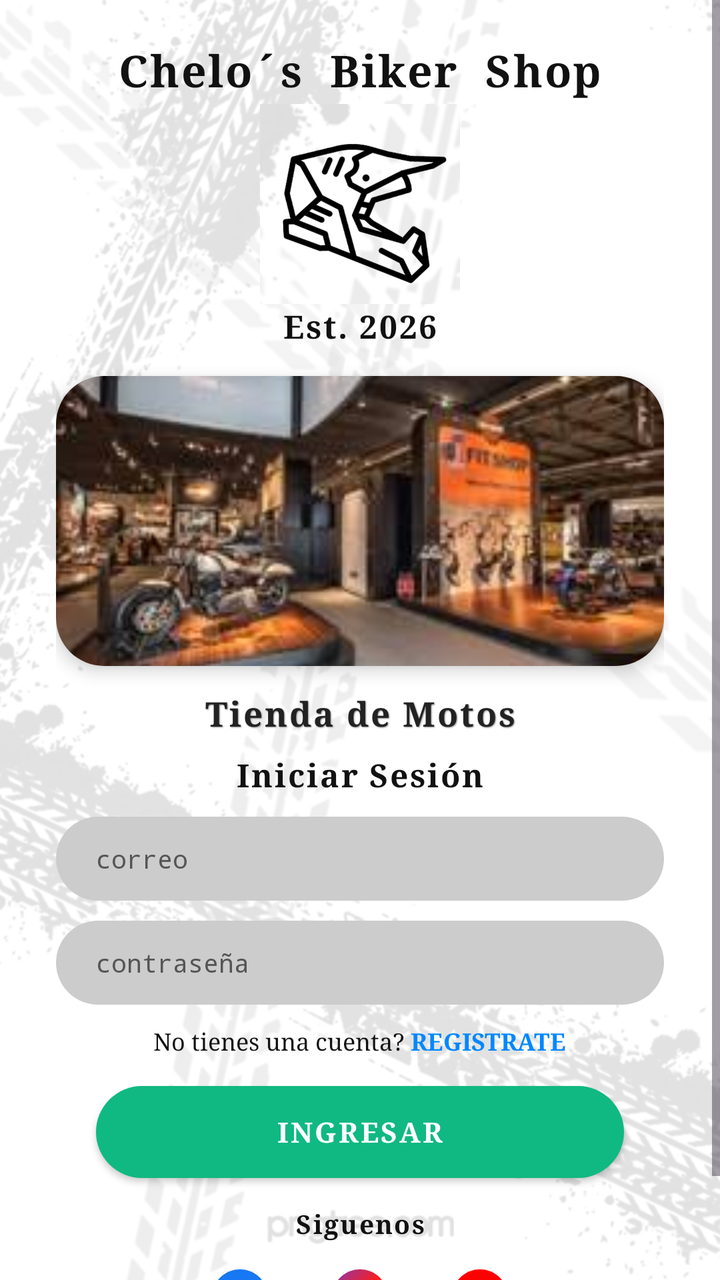
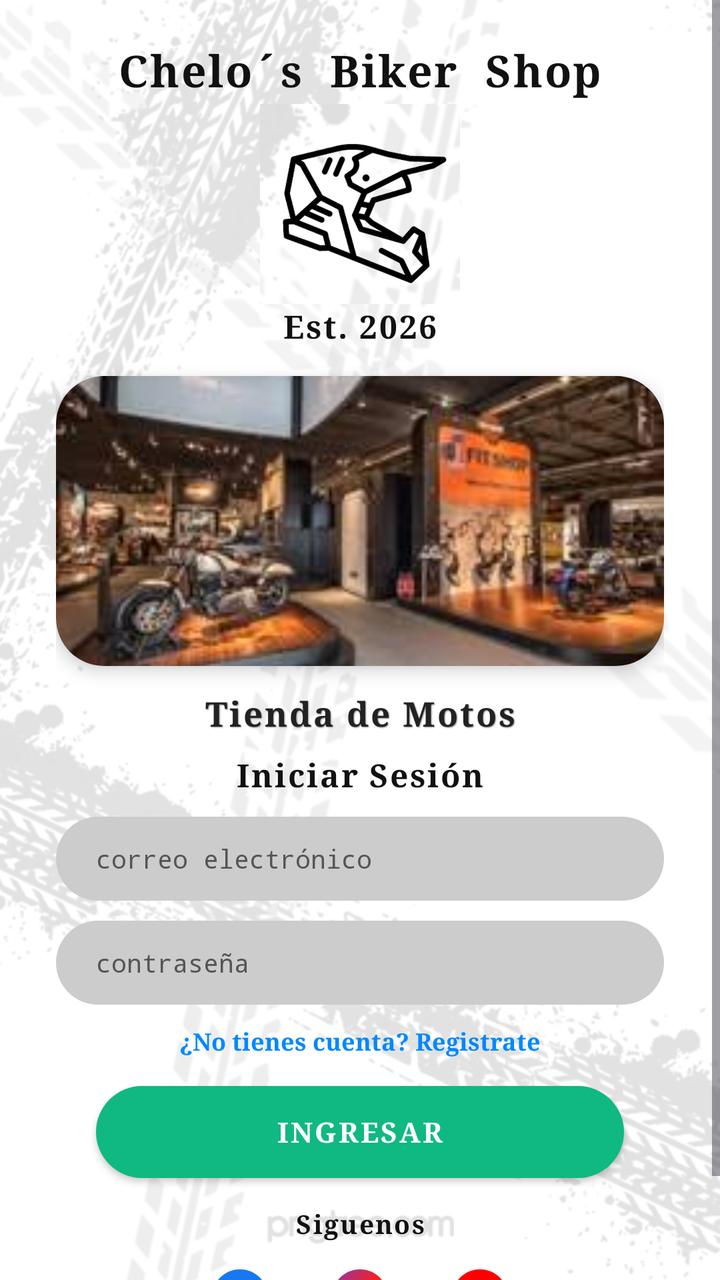

The first picture is an Android layout as it rendered before a commit; the second is the same layout after the commit. The layout source and the unified diff follow.
<!-- AndroidManifest.xml: application theme Theme.MiAPPBiker -->
<!-- res/layout/activity_main.xml -->
<?xml version="1.0" encoding="utf-8"?>
<FrameLayout xmlns:android="http://schemas.android.com/apk/res/android"
    xmlns:app="http://schemas.android.com/apk/res-auto"
    xmlns:tools="http://schemas.android.com/tools"
    android:id="@+id/main"
    android:layout_width="match_parent"
    android:layout_height="match_parent"
    android:background="@color/white"
    tools:context=".MainActivity">

    
    <ImageView
        android:id="@+id/iv_bg_watermark"
        style="@style/MarcaAguaFondo" />

    <ScrollView
        android:layout_width="match_parent"
        android:layout_height="match_parent"
        android:fillViewport="true">

        <androidx.constraintlayout.widget.ConstraintLayout
            android:layout_width="match_parent"
            android:layout_height="wrap_content"
            android:paddingHorizontal="28dp"
            android:paddingTop="20dp"
            android:paddingBottom="28dp">

            
            <LinearLayout
                android:id="@+id/ll_logo_container"
                android:layout_width="wrap_content"
                android:layout_height="wrap_content"
                android:gravity="center"
                android:orientation="vertical"
                app:layout_constraintEnd_toEndOf="parent"
                app:layout_constraintStart_toStartOf="parent"
                app:layout_constraintTop_toTopOf="parent">

                <TextView
                    android:id="@+id/tv_brand_arch"
                    style="@style/TextoTituloGrande"
                    android:layout_width="wrap_content"
                    android:layout_height="wrap_content"
                    android:text="Chelo´s  Biker  Shop" />

                <ImageView
                    android:id="@+id/iv_helmet_logo"
                    android:layout_width="100dp"
                    android:layout_height="100dp"
                    android:layout_marginTop="2dp"
                    android:adjustViewBounds="true"
                    android:contentDescription="Chelo Biker Shop Logo"
                    android:scaleType="fitCenter"
                    android:src="@drawable/ic_helmet_logo" />

                <TextView
                    android:id="@+id/tv_brand_est"
                    style="@style/TextoTituloVintage"
                    android:layout_width="wrap_content"
                    android:layout_height="wrap_content"
                    android:text="Est. 2026"
                    android:textSize="16sp" />
            </LinearLayout>

            
            <androidx.cardview.widget.CardView
                android:id="@+id/card_store_banner"
                style="@style/TarjetaElevada"
                android:layout_width="0dp"
                android:layout_height="145dp"
                android:layout_marginTop="14dp"
                app:layout_constraintEnd_toEndOf="parent"
                app:layout_constraintStart_toStartOf="parent"
                app:layout_constraintTop_toBottomOf="@id/ll_logo_container">

                <ImageView
                    android:id="@+id/iv_store_banner"
                    android:layout_width="match_parent"
                    android:layout_height="match_parent"
                    android:contentDescription="Tienda de Motos"
                    android:scaleType="centerCrop"
                    android:src="@drawable/img_store_banner" />
            </androidx.cardview.widget.CardView>

            
            <TextView
                android:id="@+id/tv_store_subtitle"
                style="@style/TextoSubtituloVintage"
                android:layout_width="wrap_content"
                android:layout_height="wrap_content"
                android:layout_marginTop="12dp"
                android:text="Tienda de Motos"
                app:layout_constraintEnd_toEndOf="parent"
                app:layout_constraintStart_toStartOf="parent"
                app:layout_constraintTop_toBottomOf="@id/card_store_banner" />

            
            <TextView
                android:id="@+id/tv_login_title"
                style="@style/TextoEncabezadoSeccion"
                android:layout_width="wrap_content"
                android:layout_height="wrap_content"
                android:layout_marginTop="8dp"
                android:text="Iniciar Sesión"
                android:textSize="16sp"
                app:layout_constraintEnd_toEndOf="parent"
                app:layout_constraintStart_toStartOf="parent"
                app:layout_constraintTop_toBottomOf="@id/tv_store_subtitle" />

            
            <EditText
                android:id="@+id/et_email"
                style="@style/CampoTextoPill"
                android:layout_width="0dp"
                android:layout_marginTop="10dp"
                android:hint="correo"
                android:inputType="textEmailAddress"
                app:layout_constraintEnd_toEndOf="parent"
                app:layout_constraintStart_toStartOf="parent"
                app:layout_constraintTop_toBottomOf="@id/tv_login_title" />

            
            <EditText
                android:id="@+id/et_password"
                style="@style/CampoTextoPill"
                android:layout_width="0dp"
                android:layout_marginTop="10dp"
                android:hint="contraseña"
                android:inputType="textPassword"
                app:layout_constraintEnd_toEndOf="parent"
                app:layout_constraintStart_toStartOf="parent"
                app:layout_constraintTop_toBottomOf="@id/et_email" />

            
            <LinearLayout
                android:id="@+id/ll_register_link"
                android:layout_width="wrap_content"
                android:layout_height="wrap_content"
                android:layout_marginTop="10dp"
                android:clickable="true"
                android:focusable="true"
                android:orientation="horizontal"
                app:layout_constraintEnd_toEndOf="parent"
                app:layout_constraintStart_toStartOf="parent"
                app:layout_constraintTop_toBottomOf="@id/et_password">

                <TextView
                    android:layout_width="wrap_content"
                    android:layout_height="wrap_content"
                    android:fontFamily="serif"
                    android:text="No tienes una cuenta? "
                    android:textColor="@color/biker_black"
                    android:textSize="12sp" />

                <TextView
                    android:id="@+id/tv_register_btn"
                    style="@style/TextoEnlaceAzul"
                    android:layout_width="wrap_content"
                    android:layout_height="wrap_content"
                    android:text="REGISTRATE" />
            </LinearLayout>

            
            <androidx.appcompat.widget.AppCompatButton
                android:id="@+id/btn_login_arrow"
                style="@style/BotonPrimarioVerde"
                android:layout_width="0dp"
                android:layout_marginTop="14dp"
                android:layout_marginHorizontal="20dp"
                android:text="INGRESAR"
                app:layout_constraintEnd_toEndOf="parent"
                app:layout_constraintStart_toStartOf="parent"
                app:layout_constraintTop_toBottomOf="@id/ll_register_link" />

            
            <TextView
                android:id="@+id/tv_siguenos"
                style="@style/TextoEncabezadoSeccion"
                android:layout_width="wrap_content"
                android:layout_height="wrap_content"
                android:layout_marginTop="14dp"
                android:text="Siguenos"
                android:textSize="13sp"
                app:layout_constraintEnd_toEndOf="parent"
                app:layout_constraintStart_toStartOf="parent"
                app:layout_constraintTop_toBottomOf="@id/btn_login_arrow" />

            
            <LinearLayout
                android:id="@+id/ll_social_icons"
                android:layout_width="wrap_content"
                android:layout_height="wrap_content"
                android:layout_marginTop="8dp"
                android:gravity="center"
                android:orientation="horizontal"
                app:layout_constraintEnd_toEndOf="parent"
                app:layout_constraintStart_toStartOf="parent"
                app:layout_constraintTop_toBottomOf="@id/tv_siguenos">

                
                <ImageView
                    android:id="@+id/btn_social_fb"
                    style="@style/BotonIconoNav"
                    android:layout_width="40dp"
                    android:layout_height="40dp"
                    android:layout_marginHorizontal="10dp"
                    android:contentDescription="Facebook"
                    android:src="@drawable/ic_social_fb" />

                
                <ImageView
                    android:id="@+id/btn_social_ig"
                    style="@style/BotonIconoNav"
                    android:layout_width="40dp"
                    android:layout_height="40dp"
                    android:layout_marginHorizontal="10dp"
                    android:contentDescription="Instagram"
                    android:src="@drawable/ic_social_ig" />

                
                <ImageView
                    android:id="@+id/btn_social_yt"
                    style="@style/BotonIconoNav"
                    android:layout_width="40dp"
                    android:layout_height="40dp"
                    android:layout_marginHorizontal="10dp"
                    android:contentDescription="YouTube"
                    android:src="@drawable/ic_social_yt" />
            </LinearLayout>

        </androidx.constraintlayout.widget.ConstraintLayout>
    </ScrollView>
</FrameLayout>
<!-- resources referenced by this layout -->
<resources>
  <color name="biker_black">#111111</color>
  <color name="white">#FFFFFFFF</color>
  <style name="BotonIconoNav">
          <item name="android:layout_width">38dp</item>
          <item name="android:layout_height">38dp</item>
          <item name="android:background">?attr/selectableItemBackgroundBorderless</item>
          <item name="android:clickable">true</item>
          <item name="android:focusable">true</item>
          <item name="android:padding">6dp</item>
              </style>
  <style name="MarcaAguaFondo">
          <item name="android:layout_width">match_parent</item>
          <item name="android:layout_height">match_parent</item>
          <item name="android:scaleType">centerCrop</item>
          <item name="android:alpha">0.12</item>
          <item name="android:src">@drawable/bg_tire_tracks</item>
          <item name="android:contentDescription">@null</item>
      </style>
  <style name="TarjetaElevada">
          <item name="cardCornerRadius">24dp</item>
          <item name="cardElevation">5dp</item>
          <item name="cardBackgroundColor">@color/white</item>
      </style>
  <style name="TextoEncabezadoSeccion">
          <item name="android:fontFamily">serif</item>
          <item name="android:textColor">@color/biker_black</item>
          <item name="android:textSize">13.5sp</item>
          <item name="android:textStyle">bold</item>
          <item name="android:letterSpacing">0.06</item>
      </style>
  <style name="TextoEnlaceAzul">
          <item name="android:fontFamily">serif</item>
          <item name="android:textColor">@color/biker_blue_link</item>
          <item name="android:textSize">12sp</item>
          <item name="android:textStyle">bold</item>
      </style>
  <style name="TextoSubtituloVintage">
          <item name="android:fontFamily">serif</item>
          <item name="android:textColor">#222222</item>
          <item name="android:textSize">17sp</item>
          <item name="android:textStyle">bold</item>
          <item name="android:letterSpacing">0.06</item>
          <item name="android:shadowColor">#888888</item>
          <item name="android:shadowDx">1</item>
          <item name="android:shadowDy">1</item>
          <item name="android:shadowRadius">1</item>
      </style>
  <style name="TextoTituloGrande" parent="TextoTituloVintage">
          <item name="android:textSize">22sp</item>
          <item name="android:letterSpacing">0.04</item>
      </style>
  <style name="TextoTituloVintage">
          <item name="android:fontFamily">serif</item>
          <item name="android:textColor">@color/biker_black</item>
          <item name="android:textSize">20sp</item>
          <item name="android:textStyle">bold</item>
          <item name="android:letterSpacing">0.06</item>
      </style>
  <style name="Theme.MiAPPBiker" parent="Base.Theme.MiAPPBiker" />
  <!-- drawable bg_green_btn (drawable) -->
  <?xml version="1.0" encoding="utf-8"?>
  <ripple xmlns:android="http://schemas.android.com/apk/res/android"
      android:color="#059669">
      <item>
          <shape android:shape="rectangle">
              <solid android:color="#10B981" />
              <corners android:radius="24dp" />
          </shape>
      </item>
  </ripple>
  <!-- drawable bg_input_pill (drawable) -->
  <?xml version="1.0" encoding="utf-8"?>
  <shape xmlns:android="http://schemas.android.com/apk/res/android"
      android:shape="rectangle">
      <solid android:color="#CCCCCC" />
      <corners android:radius="24dp" />
  </shape>
  <color name="biker_gray_hint">#555555</color>
  <color name="biker_blue_link">#0088FF</color>
  <style name="Base.Theme.MiAPPBiker" parent="Theme.Material3.DayNight.NoActionBar">
          
          
      </style>
  <!-- unchanged entries left out for length: 8 -->
</resources>

<!-- the commit's change to res/layout/activity_main.xml (unified diff, before → after) -->
@@ -113,7 +113,7 @@
                 style="@style/CampoTextoPill"
                 android:layout_width="0dp"
                 android:layout_marginTop="10dp"
-                android:hint="correo"
+                android:hint="@string/hint_email"
                 android:inputType="textEmailAddress"
                 app:layout_constraintEnd_toEndOf="parent"
                 app:layout_constraintStart_toStartOf="parent"
@@ -125,7 +125,7 @@
                 style="@style/CampoTextoPill"
                 android:layout_width="0dp"
                 android:layout_marginTop="10dp"
-                android:hint="contraseña"
+                android:hint="@string/hint_password"
                 android:inputType="textPassword"
                 app:layout_constraintEnd_toEndOf="parent"
                 app:layout_constraintStart_toStartOf="parent"
@@ -143,21 +143,13 @@
                 app:layout_constraintEnd_toEndOf="parent"
                 app:layout_constraintStart_toStartOf="parent"
                 app:layout_constraintTop_toBottomOf="@id/et_password">
-
-                <TextView
-                    android:layout_width="wrap_content"
-                    android:layout_height="wrap_content"
-                    android:fontFamily="serif"
-                    android:text="No tienes una cuenta? "
-                    android:textColor="@color/biker_black"
-                    android:textSize="12sp" />
 
                 <TextView
                     android:id="@+id/tv_register_btn"
                     style="@style/TextoEnlaceAzul"
                     android:layout_width="wrap_content"
                     android:layout_height="wrap_content"
-                    android:text="REGISTRATE" />
+                    android:text="@string/login_register_link" />
             </LinearLayout>
 
             
@@ -167,7 +159,7 @@
                 android:layout_width="0dp"
                 android:layout_marginTop="14dp"
                 android:layout_marginHorizontal="20dp"
-                android:text="INGRESAR"
+                android:text="@string/btn_login_text"
                 app:layout_constraintEnd_toEndOf="parent"
                 app:layout_constraintStart_toStartOf="parent"
                 app:layout_constraintTop_toBottomOf="@id/ll_register_link" />
<!-- resource entries referenced after the edit -->
@@ -2,6 +2,10 @@
 <resources>
   <color name="biker_black">#111111</color>
   <color name="white">#FFFFFFFF</color>
+  <string name="btn_login_text">INGRESAR</string>
+  <string name="hint_email">correo electrónico</string>
+  <string name="hint_password">contraseña</string>
+  <string name="login_register_link">¿No tienes cuenta? Registrate</string>
   <style name="BotonIconoNav">
           <item name="android:layout_width">38dp</item>
           <item name="android:layout_height">38dp</item>
